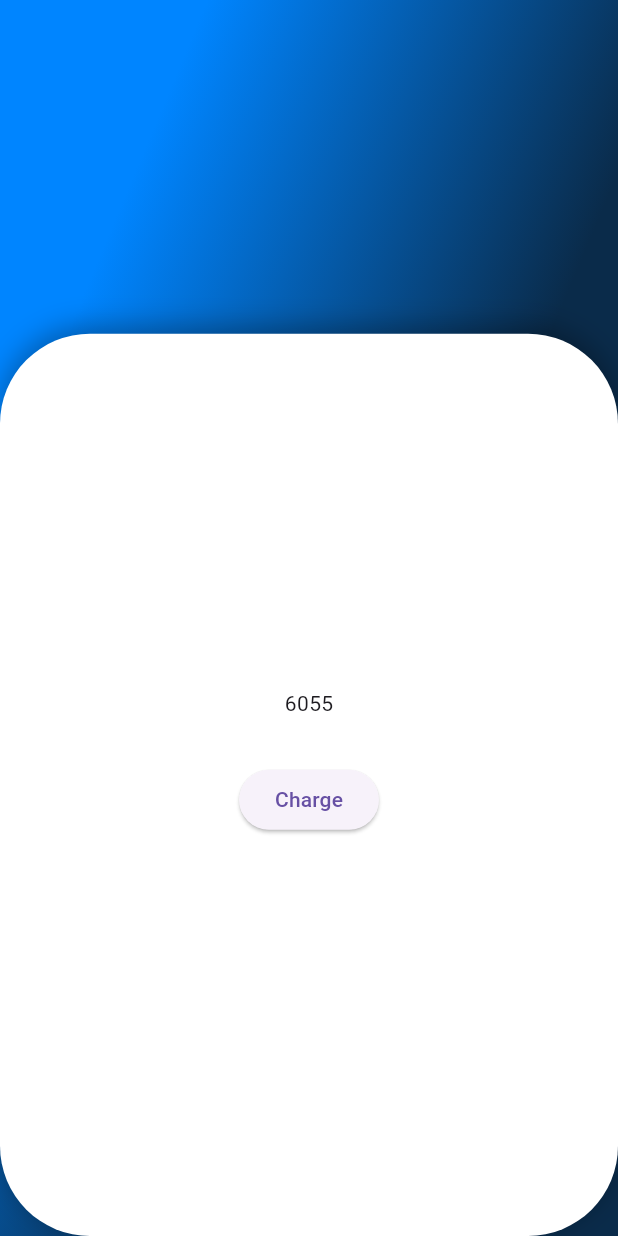
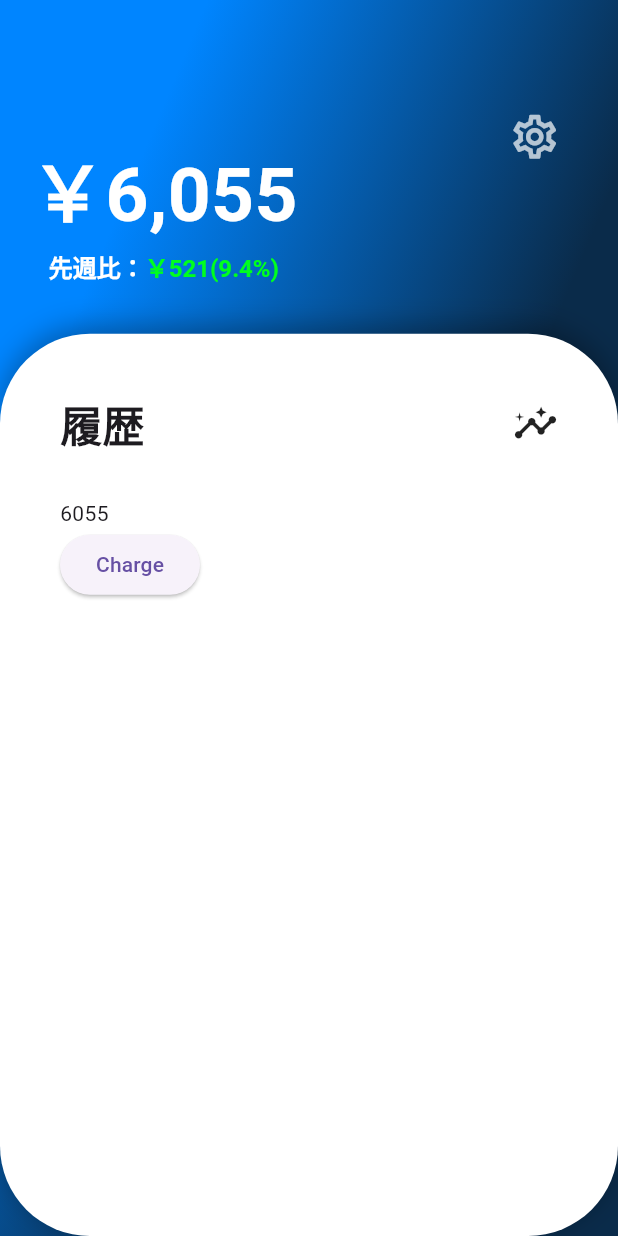
Before and after one commit to kou-nagamine/new_save_money, a Flutter app: the screen it shows after launch, on a phone screen of 412 x 824 dp. Run offline on Flutter 3.47's test engine with Material 3 defaults, Android fonts, the light colour scheme and no system bars; our stand-ins replace flutter_riverpod, riverpod_annotation, shared_preferences; missing offline and left inert: iconoir_flutter; generated files the repository leaves out were written again.

Commit message:
feat：ホームページ内の主要コンテンツの配置

```diff
--- a/lib/views/pages/home/home_page.dart
+++ b/lib/views/pages/home/home_page.dart
@@ -34,11 +34,57 @@ class HomePageState extends State <HomePage> {
             constraints: const BoxConstraints.expand(),
           ),
           Positioned(
+            top: MediaQuery.of(context).size.height * 0.08,
+            right: 30,
+            child: IconButton(
+              icon: const Icon(Icons.settings_outlined, size: 35, color: Colors.white70,),
+              onPressed: () {
+                Navigator.push(
+                  context,
+                  MaterialPageRoute(
+                    builder: (context) => const CalculatorPage(),
+                  ),
+                );
+              },
+            ),
+          ),
+          Positioned(
+            top: MediaQuery.of(context).size.height * 0.11,
+            left: 20,
+            child:Column(
+              children: [
+                Text('￥6,055', style: TextStyle(fontSize: 50, fontWeight: FontWeight.bold, color: Colors.white),),
+                RichText(
+                  text: TextSpan(
+                    children: [
+                      TextSpan(
+                        text: '先週比：',
+                        style: TextStyle(
+                          fontSize: 16,
+                          fontWeight: FontWeight.bold,
+                          color: Colors.white,
+                        ),
+                      ),
+                      TextSpan(
+                        text: '￥521(9.4%)',
+                        style: TextStyle(
+                          fontSize: 16,
+                          fontWeight: FontWeight.bold,
+                          color: Color(0xFF00FF1E),
+                        ),
+                      ),
+                    ],
+                  ),
+                ),
+              ],
+            )
+          ),
+          Positioned(
             bottom: 0,
             child: Container(
               width: MediaQuery.of(context).size.width * 1.0,
               height: MediaQuery.of(context).size.height * 0.73,
-              padding: EdgeInsets.all(20),
+              padding: EdgeInsets.all(40),
               decoration: BoxDecoration(
                 color: Colors.white,
                 borderRadius: BorderRadius.circular(60),
@@ -52,10 +98,18 @@ class HomePageState extends State <HomePage> {
                 ],
               ),
               child: Column(
-                mainAxisAlignment: MainAxisAlignment.center,
+                crossAxisAlignment: CrossAxisAlignment.start,
                 children: [
+                  const Row(
+                    mainAxisAlignment: MainAxisAlignment.spaceBetween,
+                    children: [
+                      Text('履歴',style: TextStyle(fontSize: 28, fontWeight: FontWeight.bold),
+                      ),
+                      Icon(Icons.insights, size: 30),
+                    ],
+                  ),
+                  SizedBox(height: 30),
                   Text('6055'),
-                  SizedBox(height: 30),
                   ElevatedButton(
                     onPressed: () {
                       Navigator.push(
```
Also changed, not shown: lib/views/pages/home/components/money_history.dart (added).
